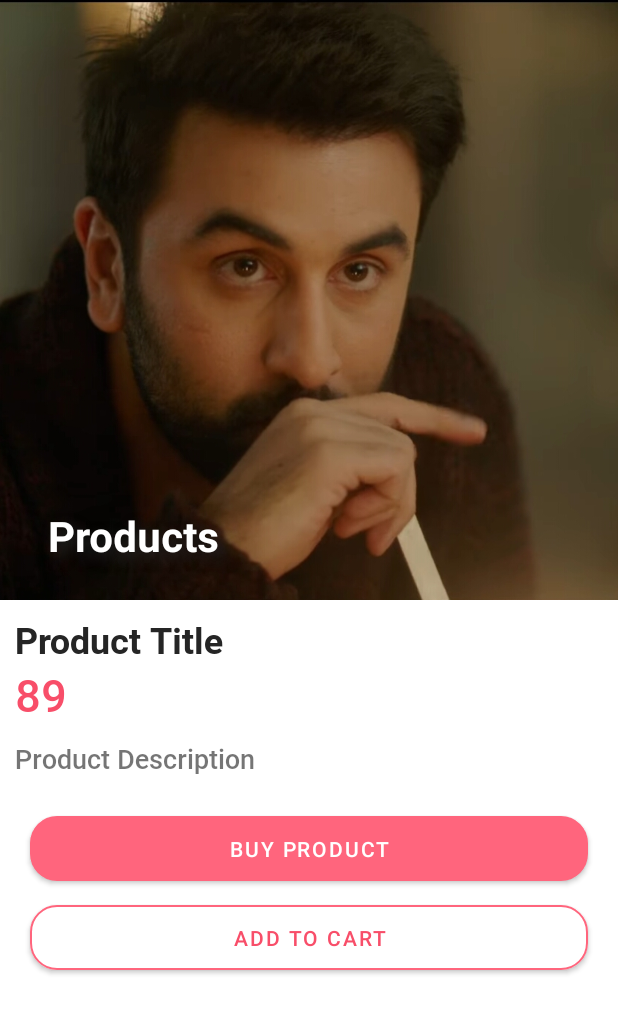
After one commit to isahilgupta1306/BookBecho-Book-Selling-Application, an Android app: the productDetails screen opened directly, with no data from a screen before it, on a phone screen of 412 x 824 dp. The commit adds this screen. Shown: the top 1014 px of the screen. Run offline under Robolectric (Android 15) with nearby library versions, the light colour scheme and no system bars; our stand-ins replace Firebase (no records; nobody signed in at launch, a user with empty details on screens opened directly), navigation-ui; pictures from the network do not load.

Commit message:
Product Details page created and Updated with Database

```diff
--- a/app/build.gradle
+++ b/app/build.gradle
@@ -27,6 +27,9 @@ android {
         sourceCompatibility JavaVersion.VERSION_1_8
         targetCompatibility JavaVersion.VERSION_1_8
     }
+    buildFeatures {
+        viewBinding true
+    }
 }
 
 dependencies {
@@ -43,6 +46,8 @@ dependencies {
     implementation 'androidx.annotation:annotation:1.1.0'
     implementation 'org.jetbrains:annotations:15.0'
     implementation 'com.github.bumptech.glide:glide:4.12.0'
+    implementation 'androidx.navigation:navigation-fragment:2.3.0'
+    implementation 'androidx.navigation:navigation-ui:2.3.0'
     annotationProcessor 'com.github.bumptech.glide:compiler:4.12.0'
 
     testImplementation 'junit:junit:4.+'
--- a/app/src/main/AndroidManifest.xml
+++ b/app/src/main/AndroidManifest.xml
@@ -13,7 +13,10 @@
         android:roundIcon="@mipmap/ic_launcher_round"
         android:supportsRtl="true"
         android:theme="@style/Theme.EmailAuthentication">
-        <activity android:name=".product_form"></activity>
+        <activity
+            android:name=".productDetails"
+            android:label="@string/title_activity_product_details"
+            android:theme="@style/Theme.EmailAuthentication.NoActionBar"></activity>
         <activity android:name=".forgotPassword" />
         <activity android:name=".register" />
         <activity android:name=".login">
--- a/app/src/main/java/com/example/bookbecho/fragments/addProductForm.java
+++ b/app/src/main/java/com/example/bookbecho/fragments/addProductForm.java
@@ -17,7 +17,6 @@ import android.widget.ImageView;
 import android.widget.Toast;
 
 import com.example.bookbecho.R;
-import com.example.bookbecho.product_form;
 import com.google.android.gms.tasks.OnSuccessListener;
 import com.google.android.material.textfield.TextInputEditText;
 import com.google.firebase.auth.FirebaseAuth;
--- /dev/null
+++ b/app/src/main/java/com/example/bookbecho/productDetails.java
@@ -0,0 +1,90 @@
+package com.example.bookbecho;
+
+import android.os.Bundle;
+
+import com.bumptech.glide.Glide;
+import com.google.android.material.button.MaterialButton;
+import com.google.android.material.snackbar.Snackbar;
+
+import androidx.annotation.NonNull;
+import androidx.appcompat.app.AppCompatActivity;
+
+import android.view.View;
+import android.widget.ImageView;
+
+import androidx.navigation.NavController;
+import androidx.navigation.Navigation;
+import androidx.navigation.ui.AppBarConfiguration;
+import androidx.navigation.ui.NavigationUI;
+
+import com.example.bookbecho.databinding.ActivityProductDetailsBinding;
+import com.google.android.material.textview.MaterialTextView;
+import com.google.firebase.database.DataSnapshot;
+import com.google.firebase.database.DatabaseError;
+import com.google.firebase.database.DatabaseReference;
+import com.google.firebase.database.FirebaseDatabase;
+import com.google.firebase.database.ValueEventListener;
+
+import org.jetbrains.annotations.NotNull;
+
+public class productDetails extends AppCompatActivity {
+
+    DatabaseReference database;
+    String productDescription , productTitle , productPrice , productImageUrl;
+    MaterialTextView description , price , title ;
+    MaterialButton addToCart , buyNow;
+    ImageView productImage;
+
+
+
+    @Override
+    protected void onCreate(Bundle savedInstanceState) {
+        super.onCreate(savedInstanceState);
+        setContentView(R.layout.content_product_details);
+        database = FirebaseDatabase.getInstance().getReference().child("Products");
+        //Hooks
+        title = (MaterialTextView)findViewById(R.id.productTitle);
+        price = (MaterialTextView)findViewById(R.id.productPrice);
+        description = (MaterialTextView)findViewById(R.id.productDescription);
+
+        addToCart = (MaterialButton)findViewById(R.id.addtoCart);
+        buyNow = (MaterialButton)findViewById(R.id.buyButton);
+
+        productImage = (ImageView)findViewById(R.id.productImage);
+
+        //Our key
+        String key = getIntent().getStringExtra("key");
+        database.child(key).addValueEventListener(new ValueEventListener() {
+            @Override
+            public void onDataChange(@NonNull @NotNull DataSnapshot snapshot) {
+                if(snapshot.exists()){
+                    productDescription = snapshot.child("description").getValue().toString();
+                    productImageUrl = snapshot.child("photo").getValue().toString();
+                    productTitle = snapshot.child("title").getValue().toString();
+                    productPrice = snapshot.child("price").getValue().toString();
+
+                    //Setting the values to widget
+
+                    title.setText(productTitle);
+                    description.setText(productDescription);
+                    price.setText(productPrice);
+
+                    Glide.with(productImage.getContext()).load(productImageUrl).into(productImage);
+                }
+            }
+
+            @Override
+            public void onCancelled(@NonNull @NotNull DatabaseError error) {
+
+            }
+        });
+
+        System.out.println(productDescription);
+
+
+
+
+    }
+
+
+}
--- /dev/null
+++ b/app/src/main/res/layout/content_product_details.xml
@@ -0,0 +1,119 @@
+<?xml version="1.0" encoding="utf-8"?>
+<androidx.coordinatorlayout.widget.CoordinatorLayout
+    xmlns:android="http://schemas.android.com/apk/res/android"
+    xmlns:app="http://schemas.android.com/apk/res-auto"
+    android:layout_width="match_parent"
+    android:layout_height="match_parent"
+    app:layout_behavior="@string/appbar_scrolling_view_behavior">
+
+    <com.google.android.material.appbar.AppBarLayout
+        android:id="@+id/appBarLayout"
+        android:layout_width="match_parent"
+        android:layout_height="wrap_content">
+        <com.google.android.material.appbar.CollapsingToolbarLayout
+            android:layout_width="match_parent"
+            android:layout_height="wrap_content"
+            app:layout_scrollFlags="scroll|snap|exitUntilCollapsed"
+            app:contentScrim="@color/DarkRed"
+            app:title="Products"
+            app:titleTextColor="@color/white"
+            app:expandedTitleTextAppearance="@style/ExpandedAppBar"
+            app:collapsedTitleTextAppearance="@style/CollapsedAppBar"
+            >
+            <androidx.appcompat.widget.AppCompatImageView
+                android:id="@+id/productImage"
+                android:layout_width="match_parent"
+                android:layout_height="400dp"
+                android:src="@drawable/dummy_image"
+                android:scaleType="centerCrop"
+                />
+            <com.google.android.material.appbar.MaterialToolbar
+                android:layout_width="match_parent"
+                android:layout_height="?actionBarSize"
+                style="@style/Theme.MaterialComponents.DayNight.DarkActionBar"/>
+
+        </com.google.android.material.appbar.CollapsingToolbarLayout>
+
+    </com.google.android.material.appbar.AppBarLayout>
+
+    <androidx.appcompat.widget.LinearLayoutCompat
+        android:layout_width="match_parent"
+        android:layout_height="wrap_content"
+        app:layout_anchor="@id/appBarLayout"
+        app:layout_anchorGravity="bottom|end"
+        android:layout_gravity="bottom"
+        android:orientation="vertical"
+        android:layout_marginTop="10dp"
+        >
+
+        <com.google.android.material.textview.MaterialTextView
+            android:id="@+id/productTitle"
+            android:layout_width="match_parent"
+            android:layout_height="wrap_content"
+            android:fontFamily="@font/bold"
+            android:text="Product Title"
+            android:textColor="@color/blackText"
+            android:textSize="24sp"
+            android:layout_marginTop="10dp"
+            android:layout_marginLeft="10dp"
+            android:layout_marginRight="10dp"/>
+
+        <com.google.android.material.textview.MaterialTextView
+            android:id="@+id/productPrice"
+            android:layout_width="wrap_content"
+            android:layout_height="wrap_content"
+            android:fontFamily="@font/medium"
+            android:text="89"
+            android:textColor="@color/DarkRed"
+            android:textSize="30dp"
+            android:layout_marginLeft="10dp"
+            android:layout_marginRight="10dp"/>
+        <com.google.android.material.textview.MaterialTextView
+            android:id="@+id/productDescription"
+            android:layout_width="match_parent"
+            android:layout_height="wrap_content"
+            android:fontFamily="@font/medium"
+            android:text="Product Description"
+
+            android:textSize="18dp"
+            android:layout_marginLeft="10dp"
+            android:layout_marginRight="10dp"
+            android:layout_marginTop="10dp"/>
+        <com.google.android.material.button.MaterialButton
+            android:id="@+id/buyButton"
+            android:layout_width="match_parent"
+            android:layout_height="55dp"
+            android:layout_gravity="center"
+            android:layout_marginLeft="20dp"
+            android:layout_marginRight="20dp"
+            android:layout_marginTop="20dp"
+            android:text="Buy Product"
+            android:elevation="10dp"
+            app:cornerRadius="18dp"/>
+        <com.google.android.material.button.MaterialButton
+            android:id="@+id/addtoCart"
+            android:layout_width="match_parent"
+            android:layout_height="55dp"
+            android:layout_gravity="center"
+            android:layout_marginLeft="20dp"
+            android:layout_marginRight="20dp"
+            android:layout_marginTop="4dp"
+            android:text="Add to Cart"
+            android:clickable="true"
+            app:rippleColor="@color/DarkRed"
+            android:elevation="0dp"
+            android:shadowDy="0"
+            android:shadowDx="0"
+            app:backgroundTint="@color/white"
+            android:textColor="@color/DarkRed"
+            app:strokeColor="@color/primaryRed"
+            app:strokeWidth="1dp"
+            app:cornerRadius="18dp"/>
+
+
+
+
+    </androidx.appcompat.widget.LinearLayoutCompat>
+
+
+</androidx.coordinatorlayout.widget.CoordinatorLayout>
--- a/app/src/main/res/layout/product_view_rv.xml
+++ b/app/src/main/res/layout/product_view_rv.xml
@@ -1,5 +1,7 @@
 <?xml version="1.0" encoding="utf-8"?>
-<androidx.cardview.widget.CardView xmlns:android="http://schemas.android.com/apk/res/android"
+<androidx.cardview.widget.CardView
+    android:id="@+id/cardView"
+    xmlns:android="http://schemas.android.com/apk/res/android"
     xmlns:tools="http://schemas.android.com/tools"
     android:layout_width="match_parent"
     android:layout_height="wrap_content"
--- a/app/src/main/res/values-v29/themes.xml
+++ b/app/src/main/res/values-v29/themes.xml
@@ -15,4 +15,24 @@
         <item name="android:statusBarColor" tools:targetApi="l">?attr/colorPrimaryVariant</item>
         <!-- Customize your theme here. -->
     </style>
+
+    <style name="ExpandedAppBar" parent="@android:style/TextAppearance.Medium">
+        <item name="android:textSize">28sp</item>
+        <item name="android:textColor">@color/white</item>
+        <item name="android:shadowRadius">10</item>
+        <item name="android:shadowDx">6</item>
+        <item name="android:shadowDy">6</item>
+        <item name="android:shadowColor">@color/blackText</item>
+        <item name="android:textStyle">bold</item>
+        <item name="font">@font/bold</item>
+        <item name="android:elevation">30dp</item>
+    </style>
+
+    <style name="CollapsedAppBar" parent="@android:style/TextAppearance.Medium">
+        <item name="android:textSize">24sp</item>
+        <item name="android:textColor">@color/white</item>
+        <item name="android:textStyle">normal</item>
+
+        <item name="android:shadowColor">@color/blackText</item>
+    </style>
 </resources>
--- /dev/null
+++ b/app/src/main/res/values/dimens.xml
@@ -0,0 +1,3 @@
+<resources>
+    <dimen name="fab_margin">16dp</dimen>
+</resources>
--- a/app/src/main/res/values/themes.xml
+++ b/app/src/main/res/values/themes.xml
@@ -2,7 +2,7 @@
     <!-- Base application theme. -->
     <style name="Theme.EmailAuthentication" parent="Theme.MaterialComponents.Light.NoActionBar">
 
-<!--        <item name="android:forceDarkAllowed">false</item>-->
+        <!--        <item name="android:forceDarkAllowed">false</item>-->
         <!-- Primary brand color. -->
         <item name="colorPrimary">@color/primaryRed</item>
         <item name="colorPrimaryVariant">@color/DarkRed</item>
@@ -16,7 +16,35 @@
         <!-- Customize your theme here. -->
         <item name="fontFamily">@font/font_family</item>
     </style>
-<!--    <style name="ShapeAppearanceOverlay.App.CornerSize50Percent" parent="Theme.MaterialComponents.NoActionBar">-->
-<!--        <item name="cornerSize">50%</item>-->
-<!--    </style>-->
+
+    <style name="Theme.EmailAuthentication.NoActionBar">
+        <item name="windowActionBar">false</item>
+        <item name="windowNoTitle">true</item>
+    </style>
+
+    <style name="Theme.EmailAuthentication.AppBarOverlay" parent="ThemeOverlay.AppCompat.Dark.ActionBar" />
+
+    <style name="Theme.EmailAuthentication.PopupOverlay" parent="ThemeOverlay.AppCompat.Light" />
+    <!--    <style name="ShapeAppearanceOverlay.App.CornerSize50Percent" parent="Theme.MaterialComponents.NoActionBar">-->
+    <!--        <item name="cornerSize">50%</item>-->
+    <!--    </style>-->
+    <style name="ExpandedAppBar" parent="@android:style/TextAppearance.Medium">
+        <item name="android:textSize">28sp</item>
+        <item name="android:textColor">@color/white</item>
+        <item name="android:shadowRadius">10</item>
+        <item name="android:shadowDx">6</item>
+        <item name="android:shadowDy">6</item>
+        <item name="android:shadowColor">@color/blackText</item>
+        <item name="android:textStyle">bold</item>
+        <item name="font">@font/bold</item>
+        <item name="android:elevation">30dp</item>
+    </style>
+
+    <style name="CollapsedAppBar" parent="@android:style/TextAppearance.Medium">
+        <item name="android:textSize">24sp</item>
+        <item name="android:textColor">@color/white</item>
+        <item name="android:textStyle">normal</item>
+
+        <item name="android:shadowColor">@color/blackText</item>
+    </style>
 </resources>
```
Also changed, not shown: app/src/main/java/com/example/bookbecho/FirstFragment.java (added, +47 -0 lines), app/src/main/java/com/example/bookbecho/SecondFragment.java (added, +47 -0 lines), app/src/main/java/com/example/bookbecho/adapters/productAdapterRV.java (+18 -0 lines), app/src/main/java/com/example/bookbecho/product_form.java (deleted, +0 -87 lines), app/src/main/res/layout/activity_product_details.xml (added, +33 -0 lines), app/src/main/res/layout/activity_product_form.xml (deleted, +0 -9 lines), app/src/main/res/layout/fragment_first.xml (added, +28 -0 lines), app/src/main/res/layout/fragment_second.xml (added, +27 -0 lines), app/src/main/res/navigation/nav_graph.xml (added, +28 -0 lines), app/src/main/res/values/strings.xml (+9 -0 lines).
